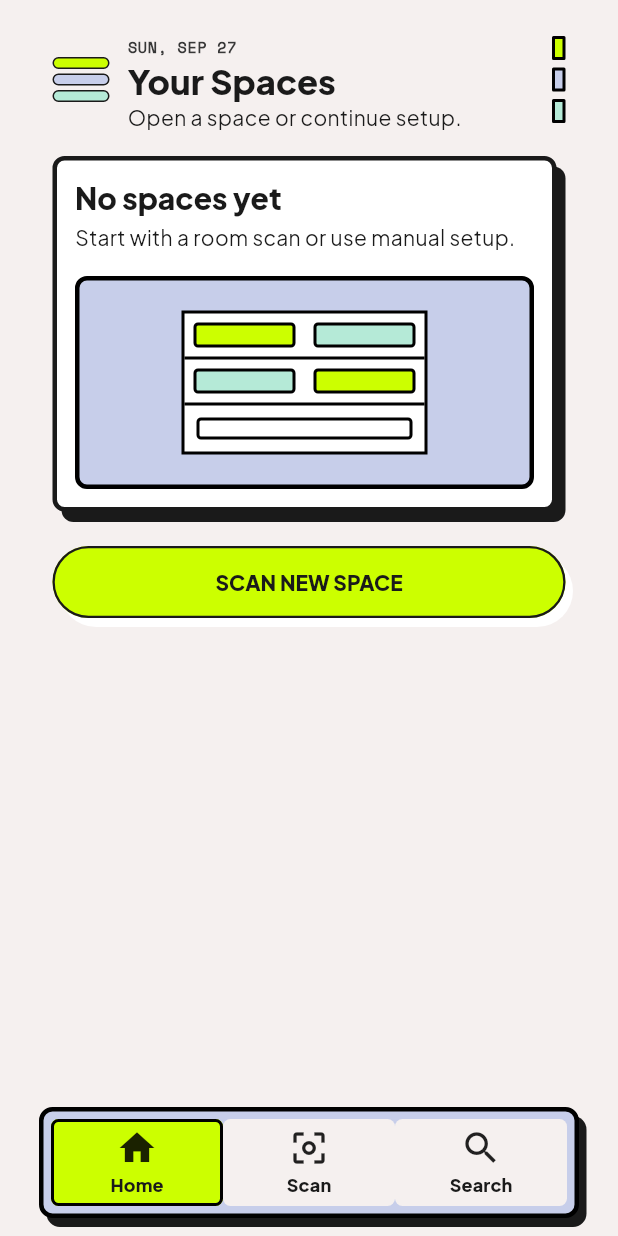
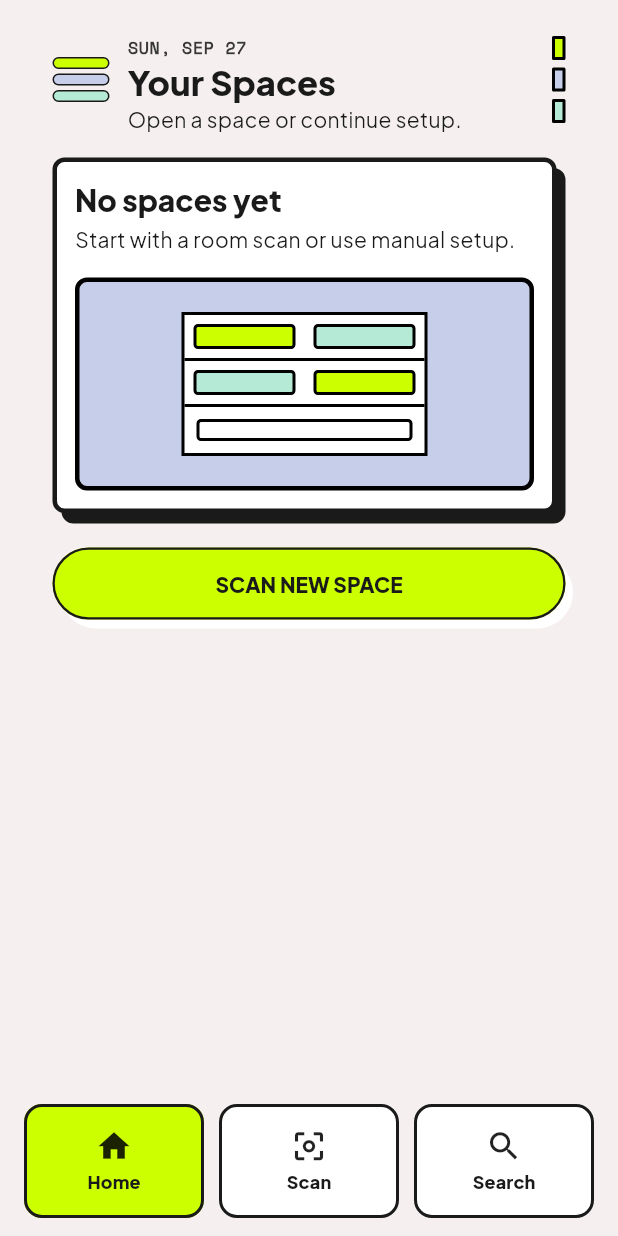
Before and after one commit to 28BEANS/shelf, a Flutter app: the ShelfShell screen opened directly, on a phone screen of 412 x 824 dp. Run offline on Flutter 3.47's test engine with Material 3 defaults, Android fonts, the phone set to English and light mode, and no system bars; our stand-ins replace device_preview, drift, drift_flutter, flutter_riverpod; accounts and stored records are empty; generated files the repository leaves out were written again.

Commit message:
style: clarify actions and separate bottom tabs

```diff
--- a/lib/theme.dart
+++ b/lib/theme.dart
@@ -81,7 +81,7 @@ final shelfTheme = ThemeData(
     ),
     labelSmall: const TextStyle(
       fontFamily: 'SpaceMono',
-      fontSize: 10,
+      fontSize: 11,
       fontWeight: FontWeight.w400,
       color: Color(0xFF373737),
     ),
@@ -128,6 +128,37 @@ final shelfTheme = ThemeData(
       ),
     ),
   ),
+  textButtonTheme: TextButtonThemeData(
+    style: TextButton.styleFrom(
+      foregroundColor: shelfScheme.onSurface,
+      backgroundColor: Colors.white,
+      minimumSize: const Size(0, 44),
+      padding: const EdgeInsets.symmetric(horizontal: 14, vertical: 10),
+      shape: RoundedRectangleBorder(
+        borderRadius: BorderRadius.circular(10),
+        side: const BorderSide(color: Color(0xFF1A1A1A), width: 1.5),
+      ),
+      textStyle: const TextStyle(
+        fontFamily: 'PlusJakartaSans',
+        fontSize: 12,
+        fontWeight: FontWeight.w800,
+      ),
+    ),
+  ),
+  outlinedButtonTheme: OutlinedButtonThemeData(
+    style: OutlinedButton.styleFrom(
+      foregroundColor: shelfScheme.onSurface,
+      backgroundColor: Colors.white,
+      minimumSize: const Size(0, 48),
+      padding: const EdgeInsets.symmetric(horizontal: 16, vertical: 12),
+      side: const BorderSide(color: Color(0xFF1A1A1A), width: 2),
+      shape: RoundedRectangleBorder(borderRadius: BorderRadius.circular(12)),
+      textStyle: const TextStyle(
+        fontFamily: 'PlusJakartaSans',
+        fontWeight: FontWeight.w800,
+      ),
+    ),
+  ),
   appBarTheme: AppBarTheme(
     backgroundColor: const Color(0xFFF5F0EF),
     foregroundColor: shelfScheme.onSurface,
--- a/lib/widgets/shelf_bottom_navigation.dart
+++ b/lib/widgets/shelf_bottom_navigation.dart
@@ -17,28 +17,16 @@ class ShelfBottomNavigation extends StatelessWidget {
 
   @override
   Widget build(BuildContext context) => SafeArea(
-    minimum: const EdgeInsets.fromLTRB(14, 0, 14, 12),
+    minimum: const EdgeInsets.fromLTRB(16, 0, 16, 12),
     child: Center(
       heightFactor: 1,
       child: Container(
-        constraints: const BoxConstraints(maxWidth: 360),
-        height: 74,
-        padding: const EdgeInsets.all(5),
-        decoration: BoxDecoration(
-          color: Theme.of(context).colorScheme.secondary,
-          border: Border.all(width: 3),
-          borderRadius: BorderRadius.circular(9),
-          boxShadow: const [
-            BoxShadow(
-              color: Color(0xFF1A1A1A),
-              offset: Offset(5, 6),
-              blurRadius: 0,
-            ),
-          ],
-        ),
+        constraints: const BoxConstraints(maxWidth: 440),
+        height: 76,
         child: Row(
           children: [
-            for (var index = 0; index < _items.length; index++)
+            for (var index = 0; index < _items.length; index++) ...[
+              if (index > 0) const SizedBox(width: 10),
               Expanded(
                 child: _NavigationItem(
                   icon: currentIndex == index
@@ -49,6 +37,7 @@ class ShelfBottomNavigation extends StatelessWidget {
                   onTap: () => onDestinationSelected(index),
                 ),
               ),
+            ],
           ],
         ),
       ),
@@ -74,25 +63,26 @@ class _NavigationItem extends StatelessWidget {
     button: true,
     label: label,
     child: Material(
-      color: selected
-          ? Theme.of(context).colorScheme.primary
-          : const Color(0xFFF5F0EF),
+      color: selected ? Theme.of(context).colorScheme.primary : Colors.white,
       shape: RoundedRectangleBorder(
-        borderRadius: BorderRadius.circular(5),
-        side: selected ? const BorderSide(width: 2) : BorderSide.none,
+        borderRadius: BorderRadius.circular(12),
+        side: const BorderSide(color: Color(0xFF1A1A1A), width: 2),
       ),
+      elevation: 0,
       child: InkWell(
         onTap: onTap,
+        borderRadius: BorderRadius.circular(12),
         child: Column(
           mainAxisAlignment: MainAxisAlignment.center,
           children: [
-            Icon(icon, size: 28),
-            const SizedBox(height: 2),
+            Icon(icon, size: 25),
+            const SizedBox(height: 3),
             Text(
               label,
-              style: Theme.of(
-                context,
-              ).textTheme.labelLarge?.copyWith(fontWeight: FontWeight.w800),
+              style: Theme.of(context).textTheme.labelLarge?.copyWith(
+                fontSize: 12,
+                fontWeight: FontWeight.w800,
+              ),
             ),
           ],
         ),
```
